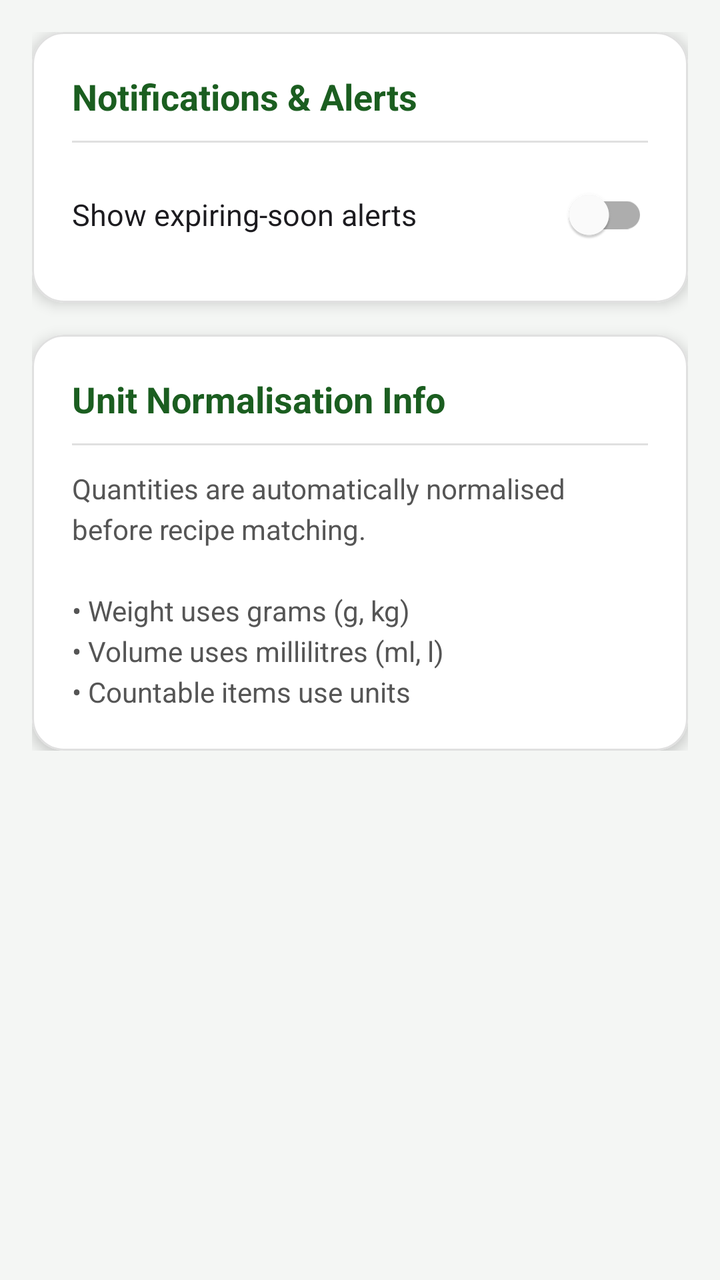
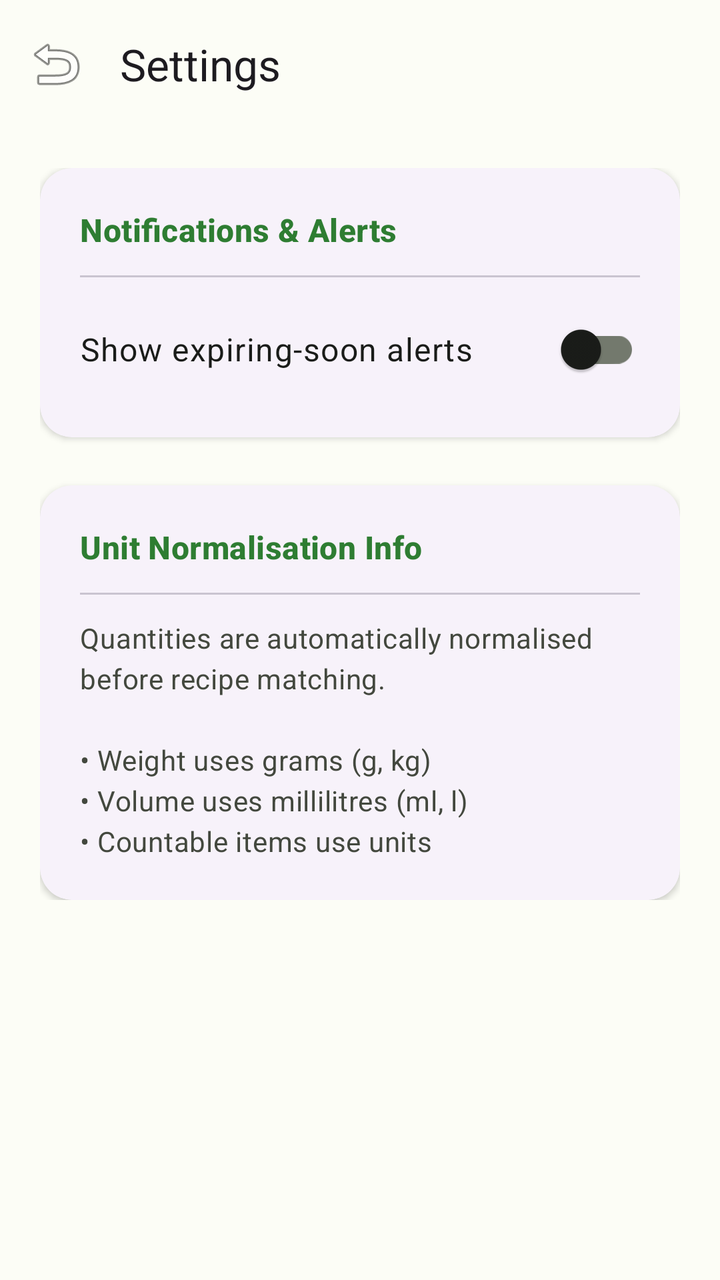

Before-and-after screenshots of an Android layout around one commit, followed by the original layout XML and the change that was made.
<!-- AndroidManifest.xml: application theme Theme.SmartPantry -->
<!-- res/layout/activity_settings.xml -->
<?xml version="1.0" encoding="utf-8"?>
<ScrollView xmlns:android="http://schemas.android.com/apk/res/android"
    xmlns:app="http://schemas.android.com/apk/res-auto"
    android:layout_width="match_parent"
    android:layout_height="match_parent"
    android:background="@color/background_light">

    <LinearLayout
        android:layout_width="match_parent"
        android:layout_height="wrap_content"
        android:orientation="vertical"
        android:padding="16dp">

        <com.google.android.material.card.MaterialCardView
            android:layout_width="match_parent"
            android:layout_height="wrap_content"
            android:layout_marginBottom="16dp"
            app:cardBackgroundColor="@color/white"
            app:cardCornerRadius="16dp"
            app:cardElevation="4dp"
            app:strokeColor="@color/divider_color"
            app:strokeWidth="1dp">

            <LinearLayout
                android:layout_width="match_parent"
                android:layout_height="wrap_content"
                android:orientation="vertical"
                android:padding="20dp">

                <TextView
                    android:layout_width="wrap_content"
                    android:layout_height="wrap_content"
                    android:text="Notifications &amp; Alerts"
                    android:textColor="@color/green_dark"
                    android:textSize="18sp"
                    android:textStyle="bold" />

                <View
                    android:layout_width="match_parent"
                    android:layout_height="1dp"
                    android:layout_marginTop="10dp"
                    android:layout_marginBottom="12dp"
                    android:background="@color/divider_color" />

                <com.google.android.material.switchmaterial.SwitchMaterial
                    android:id="@+id/expirySwitch"
                    android:layout_width="match_parent"
                    android:layout_height="wrap_content"
                    android:text="Show expiring-soon alerts"
                    android:textColor="@color/text_primary"
                    android:textSize="15sp"
                    app:useMaterialThemeColors="true" />
            </LinearLayout>
        </com.google.android.material.card.MaterialCardView>

        <com.google.android.material.card.MaterialCardView
            android:layout_width="match_parent"
            android:layout_height="wrap_content"
            app:cardBackgroundColor="@color/white"
            app:cardCornerRadius="16dp"
            app:cardElevation="4dp"
            app:strokeColor="@color/divider_color"
            app:strokeWidth="1dp">

            <LinearLayout
                android:layout_width="match_parent"
                android:layout_height="wrap_content"
                android:orientation="vertical"
                android:padding="20dp">

                <TextView
                    android:layout_width="wrap_content"
                    android:layout_height="wrap_content"
                    android:text="Unit Normalisation Info"
                    android:textColor="@color/green_dark"
                    android:textSize="18sp"
                    android:textStyle="bold" />

                <View
                    android:layout_width="match_parent"
                    android:layout_height="1dp"
                    android:layout_marginTop="10dp"
                    android:layout_marginBottom="12dp"
                    android:background="@color/divider_color" />

                <TextView
                    android:layout_width="match_parent"
                    android:layout_height="wrap_content"
                    android:lineSpacingExtra="4dp"
                    android:text="Quantities are automatically normalised before recipe matching.\n\n• Weight uses grams (g, kg)\n• Volume uses millilitres (ml, l)\n• Countable items use units"
                    android:textColor="@color/text_secondary"
                    android:textSize="14sp" />
            </LinearLayout>
        </com.google.android.material.card.MaterialCardView>

    </LinearLayout>
</ScrollView>
<!-- resources referenced by this layout -->
<resources>
  <color name="background_light">#F4F6F4</color>
  <color name="divider_color">#E0E0E0</color>
  <color name="green_dark">#1B5E20</color>
  <color name="text_primary">#1C1B1F</color>
  <color name="text_secondary">#555555</color>
  <color name="white">#FFFFFF</color>
  <style name="Theme.SmartPantry" parent="Theme.MaterialComponents.DayNight.DarkActionBar">
          <item name="colorPrimary">@color/green_primary</item>
          <item name="colorPrimaryVariant">@color/green_dark</item>
          <item name="colorOnPrimary">@color/white</item>
          <item name="colorSecondary">@color/amber_accent</item>
          <item name="colorOnSecondary">@color/white</item>
          <item name="android:windowBackground">@color/background_light</item>
          <item name="android:textColorPrimary">@color/text_primary</item>
      </style>
  <color name="green_primary">#2E7D32</color>
  <color name="amber_accent">#F57C00</color>
</resources>

<!-- the commit's change to res/layout/activity_settings.xml (unified diff, before → after) -->
@@ -1,97 +1,112 @@
 <?xml version="1.0" encoding="utf-8"?>
-<ScrollView xmlns:android="http://schemas.android.com/apk/res/android"
+<androidx.coordinatorlayout.widget.CoordinatorLayout xmlns:android="http://schemas.android.com/apk/res/android"
     xmlns:app="http://schemas.android.com/apk/res-auto"
     android:layout_width="match_parent"
     android:layout_height="match_parent"
-    android:background="@color/background_light">
+    android:background="?attr/colorSurface">
 
-    <LinearLayout
+    <com.google.android.material.appbar.AppBarLayout
         android:layout_width="match_parent"
-        android:layout_height="wrap_content"
-        android:orientation="vertical"
-        android:padding="16dp">
+        android:layout_height="wrap_content">
 
-        <com.google.android.material.card.MaterialCardView
+        <com.google.android.material.appbar.MaterialToolbar
+            android:id="@+id/toolbar"
+            android:layout_width="match_parent"
+            android:layout_height="?attr/actionBarSize"
+            app:title="Settings"
+            app:navigationIcon="@android:drawable/ic_menu_revert" />
+
+    </com.google.android.material.appbar.AppBarLayout>
+
+    <ScrollView
+        android:layout_width="match_parent"
+        android:layout_height="match_parent"
+        app:layout_behavior="@string/appbar_scrolling_view_behavior">
+
+        <LinearLayout
             android:layout_width="match_parent"
             android:layout_height="wrap_content"
-            android:layout_marginBottom="16dp"
-            app:cardBackgroundColor="@color/white"
-            app:cardCornerRadius="16dp"
-            app:cardElevation="4dp"
-            app:strokeColor="@color/divider_color"
-            app:strokeWidth="1dp">
+            android:orientation="vertical"
+            android:padding="20dp">
 
-            <LinearLayout
+            <com.google.android.material.card.MaterialCardView
                 android:layout_width="match_parent"
                 android:layout_height="wrap_content"
-                android:orientation="vertical"
-                android:padding="20dp">
+                android:layout_marginBottom="24dp"
+                app:cardCornerRadius="16dp"
+                app:cardElevation="2dp"
+                app:strokeWidth="0dp">
 
-                <TextView
-                    android:layout_width="wrap_content"
-                    android:layout_height="wrap_content"
-                    android:text="Notifications &amp; Alerts"
-                    android:textColor="@color/green_dark"
-                    android:textSize="18sp"
-                    android:textStyle="bold" />
-
-                <View
-                    android:layout_width="match_parent"
-                    android:layout_height="1dp"
-                    android:layout_marginTop="10dp"
-                    android:layout_marginBottom="12dp"
-                    android:background="@color/divider_color" />
-
-                <com.google.android.material.switchmaterial.SwitchMaterial
-                    android:id="@+id/expirySwitch"
+                <LinearLayout
                     android:layout_width="match_parent"
                     android:layout_height="wrap_content"
-                    android:text="Show expiring-soon alerts"
-                    android:textColor="@color/text_primary"
-                    android:textSize="15sp"
-                    app:useMaterialThemeColors="true" />
-            </LinearLayout>
-        </com.google.android.material.card.MaterialCardView>
+                    android:orientation="vertical"
+                    android:padding="20dp">
 
-        <com.google.android.material.card.MaterialCardView
-            android:layout_width="match_parent"
-            android:layout_height="wrap_content"
-            app:cardBackgroundColor="@color/white"
-            app:cardCornerRadius="16dp"
-            app:cardElevation="4dp"
-            app:strokeColor="@color/divider_color"
-            app:strokeWidth="1dp">
+                    <TextView
+                        android:layout_width="wrap_content"
+                        android:layout_height="wrap_content"
+                        android:text="Notifications &amp; Alerts"
+                        android:textAppearance="?attr/textAppearanceTitleMedium"
+                        android:textColor="?attr/colorPrimary"
+                        android:textStyle="bold" />
 
-            <LinearLayout
+                    <View
+                        android:layout_width="match_parent"
+                        android:layout_height="1dp"
+                        android:layout_marginTop="12dp"
+                        android:layout_marginBottom="12dp"
+                        android:background="?attr/colorOutlineVariant" />
+
+                    <com.google.android.material.switchmaterial.SwitchMaterial
+                        android:id="@+id/expirySwitch"
+                        android:layout_width="match_parent"
+                        android:layout_height="wrap_content"
+                        android:text="Show expiring-soon alerts"
+                        android:textAppearance="?attr/textAppearanceBodyLarge"
+                        android:textColor="?attr/colorOnSurface"
+                        app:useMaterialThemeColors="true" />
+                </LinearLayout>
+            </com.google.android.material.card.MaterialCardView>
+
+            <com.google.android.material.card.MaterialCardView
                 android:layout_width="match_parent"
                 android:layout_height="wrap_content"
-                android:orientation="vertical"
-                android:padding="20dp">
+                app:cardCornerRadius="16dp"
+                app:cardElevation="2dp"
+                app:strokeWidth="0dp">
 
-                <TextView
-                    android:layout_width="wrap_content"
-                    android:layout_height="wrap_content"
-                    android:text="Unit Normalisation Info"
-                    android:textColor="@color/green_dark"
-                    android:textSize="18sp"
-                    android:textStyle="bold" />
-
-                <View
-                    android:layout_width="match_parent"
-                    android:layout_height="1dp"
-                    android:layout_marginTop="10dp"
-                    android:layout_marginBottom="12dp"
-                    android:background="@color/divider_color" />
-
-                <TextView
+                <LinearLayout
                     android:layout_width="match_parent"
                     android:layout_height="wrap_content"
-                    android:lineSpacingExtra="4dp"
-                    android:text="Quantities are automatically normalised before recipe matching.\n\n• Weight uses grams (g, kg)\n• Volume uses millilitres (ml, l)\n• Countable items use units"
-                    android:textColor="@color/text_secondary"
-                    android:textSize="14sp" />
-            </LinearLayout>
-        </com.google.android.material.card.MaterialCardView>
+                    android:orientation="vertical"
+                    android:padding="20dp">
 
-    </LinearLayout>
-</ScrollView>
+                    <TextView
+                        android:layout_width="wrap_content"
+                        android:layout_height="wrap_content"
+                        android:text="Unit Normalisation Info"
+                        android:textAppearance="?attr/textAppearanceTitleMedium"
+                        android:textColor="?attr/colorPrimary"
+                        android:textStyle="bold" />
+
+                    <View
+                        android:layout_width="match_parent"
+                        android:layout_height="1dp"
+                        android:layout_marginTop="12dp"
+                        android:layout_marginBottom="12dp"
+                        android:background="?attr/colorOutlineVariant" />
+
+                    <TextView
+                        android:layout_width="match_parent"
+                        android:layout_height="wrap_content"
+                        android:lineSpacingExtra="4dp"
+                        android:text="Quantities are automatically normalised before recipe matching.\n\n• Weight uses grams (g, kg)\n• Volume uses millilitres (ml, l)\n• Countable items use units"
+                        android:textAppearance="?attr/textAppearanceBodyMedium"
+                        android:textColor="?attr/colorOnSurfaceVariant" />
+                </LinearLayout>
+            </com.google.android.material.card.MaterialCardView>
+
+        </LinearLayout>
+    </ScrollView>
+</androidx.coordinatorlayout.widget.CoordinatorLayout>
<!-- resource entries referenced after the edit -->
@@ -1,21 +1,48 @@
 <!-- resources referenced by this layout -->
 <resources>
-  <color name="background_light">#F4F6F4</color>
-  <color name="divider_color">#E0E0E0</color>
-  <color name="green_dark">#1B5E20</color>
-  <color name="text_primary">#1C1B1F</color>
-  <color name="text_secondary">#555555</color>
-  <color name="white">#FFFFFF</color>
-  <style name="Theme.SmartPantry" parent="Theme.MaterialComponents.DayNight.DarkActionBar">
-          <item name="colorPrimary">@color/green_primary</item>
-          <item name="colorPrimaryVariant">@color/green_dark</item>
-          <item name="colorOnPrimary">@color/white</item>
-          <item name="colorSecondary">@color/amber_accent</item>
-          <item name="colorOnSecondary">@color/white</item>
-          <item name="android:windowBackground">@color/background_light</item>
-          <item name="android:textColorPrimary">@color/text_primary</item>
+  <style name="Theme.SmartPantry" parent="Theme.Material3.DayNight.NoActionBar">
+          <item name="colorPrimary">@color/md_theme_primary</item>
+          <item name="colorOnPrimary">@color/md_theme_onPrimary</item>
+          <item name="colorPrimaryContainer">@color/md_theme_primaryContainer</item>
+          <item name="colorOnPrimaryContainer">@color/md_theme_onPrimaryContainer</item>
+  
+          <item name="colorSecondary">@color/md_theme_secondary</item>
+          <item name="colorOnSecondary">@color/md_theme_onSecondary</item>
+          <item name="colorSecondaryContainer">@color/md_theme_secondaryContainer</item>
+          <item name="colorOnSecondaryContainer">@color/md_theme_onSecondaryContainer</item>
+  
+          <item name="colorError">@color/md_theme_error</item>
+          <item name="colorOnError">@color/md_theme_onError</item>
+          <item name="colorErrorContainer">@color/md_theme_errorContainer</item>
+          <item name="colorOnErrorContainer">@color/md_theme_onErrorContainer</item>
+  
+          <item name="android:windowBackground">@color/md_theme_background</item>
+          <item name="colorSurface">@color/md_theme_surface</item>
+          <item name="colorOnSurface">@color/md_theme_onSurface</item>
+          <item name="colorSurfaceVariant">@color/md_theme_surfaceVariant</item>
+          <item name="colorOnSurfaceVariant">@color/md_theme_onSurfaceVariant</item>
+          <item name="colorOutline">@color/md_theme_outline</item>
+  
+          
+          <item name="materialCardViewStyle">@style/Widget.Material3.CardView.Elevated</item>
       </style>
-  <color name="green_primary">#2E7D32</color>
-  <color name="amber_accent">#F57C00</color>
+  <color name="md_theme_primary">#2E7D32</color>
+  <color name="md_theme_onPrimary">#FFFFFF</color>
+  <color name="md_theme_primaryContainer">#C8E6C9</color>
+  <color name="md_theme_onPrimaryContainer">#002107</color>
+  <color name="md_theme_secondary">#55634E</color>
+  <color name="md_theme_onSecondary">#FFFFFF</color>
+  <color name="md_theme_secondaryContainer">#D8E8CD</color>
+  <color name="md_theme_onSecondaryContainer">#131F0F</color>
+  <color name="md_theme_error">#BA1A1A</color>
+  <color name="md_theme_onError">#FFFFFF</color>
+  <color name="md_theme_errorContainer">#FFDAD6</color>
+  <color name="md_theme_onErrorContainer">#410002</color>
+  <color name="md_theme_background">#FCFDF6</color>
+  <color name="md_theme_surface">#FCFDF6</color>
+  <color name="md_theme_onSurface">#1A1C19</color>
+  <color name="md_theme_surfaceVariant">#DFE4D7</color>
+  <color name="md_theme_onSurfaceVariant">#43483E</color>
+  <color name="md_theme_outline">#73796D</color>
 </resources>
 
